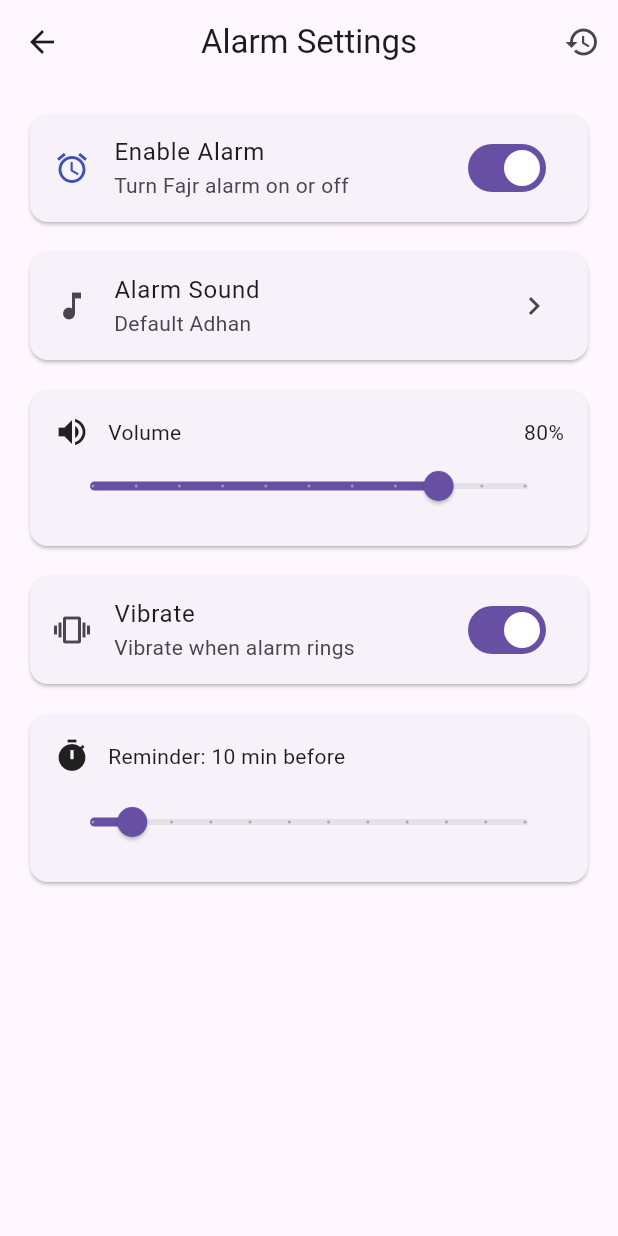
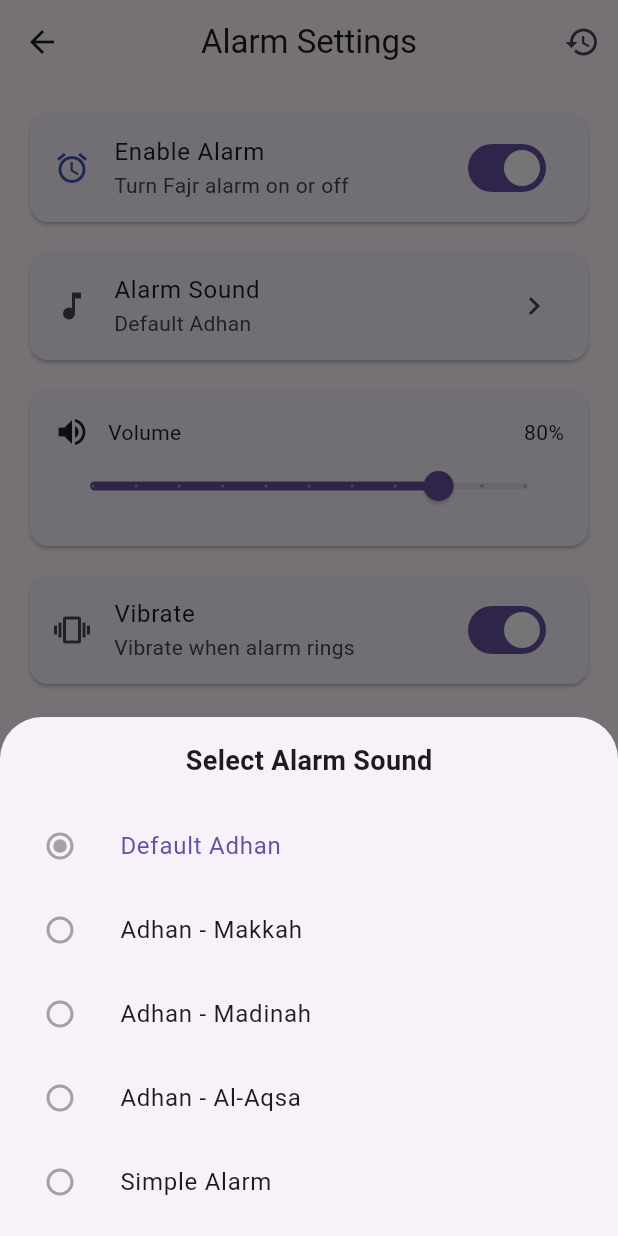
Before and after one commit to LebgaaAbderrahmane/fajr-app, a Flutter app: the SettingsScreen screen opened directly, after a tap on "Alarm Sound", on a phone screen of 412 x 824 dp. Run offline on Flutter 3.47's test engine with Material 3 defaults, Android fonts, the phone set to English and light mode, and no system bars; our stand-ins replace adhan, geocoding, geolocator, shared_preferences; accounts and stored records are empty.

Commit message:
fix: resolve build issues
- Enable core library desugaring for flutter_local_notifications
- Upgrade compileSdk to 36 for file_picker compatibility
- Replace file_picker with built-in sound selection (removed due to AGP conflicts)
- Fix deprecation warnings in settings screen
- Remove unused field in location setup screen

```diff
--- a/lib/screens/location_setup_screen.dart
+++ b/lib/screens/location_setup_screen.dart
@@ -14,7 +14,6 @@ class _LocationSetupScreenState extends State<LocationSetupScreen> {
   final TextEditingController _lonController = TextEditingController();
   final TextEditingController _cityController = TextEditingController();
 
-  bool _useAutoLocation = true;
   LocationData? _currentLocation;
   bool _isLoading = false;
   String? _error;
@@ -30,7 +29,6 @@ class _LocationSetupScreenState extends State<LocationSetupScreen> {
     final useAuto = await _locationService.getUseAutoLocation();
     final saved = await _locationService.getSavedLocation();
     setState(() {
-      _useAutoLocation = useAuto;
       _currentLocation = saved;
       if (saved != null && !useAuto) {
         _latController.text = saved.latitude.toString();
@@ -53,7 +51,6 @@ class _LocationSetupScreenState extends State<LocationSetupScreen> {
       await _locationService.setUseAutoLocation(true);
       setState(() {
         _currentLocation = location;
-        _useAutoLocation = true;
         _isLoading = false;
       });
       if (mounted) {
@@ -98,7 +95,6 @@ class _LocationSetupScreenState extends State<LocationSetupScreen> {
     await _locationService.setUseAutoLocation(false);
     setState(() {
       _currentLocation = location;
-      _useAutoLocation = false;
       _isLoading = false;
     });
 
--- a/lib/screens/settings_screen.dart
+++ b/lib/screens/settings_screen.dart
@@ -1,5 +1,4 @@
 import 'package:flutter/material.dart';
-import 'package:file_picker/file_picker.dart';
 import '../services/settings_service.dart';
 
 class SettingsScreen extends StatefulWidget {
@@ -13,6 +12,14 @@ class _SettingsScreenState extends State<SettingsScreen> {
   final SettingsService _settingsService = SettingsService();
   AlarmSettings _settings = const AlarmSettings();
   bool _isLoading = true;
+
+  final List<Map<String, String>> _alarmSounds = [
+    {'name': 'Default Adhan', 'path': 'default'},
+    {'name': 'Adhan - Makkah', 'path': 'makkah'},
+    {'name': 'Adhan - Madinah', 'path': 'madinah'},
+    {'name': 'Adhan - Al-Aqsa', 'path': 'alaqsa'},
+    {'name': 'Simple Alarm', 'path': 'simple'},
+  ];
 
   @override
   void initState() {
@@ -37,27 +44,52 @@ class _SettingsScreenState extends State<SettingsScreen> {
     }
   }
 
-  Future<void> _pickAlarmSound() async {
-    try {
-      FilePickerResult? result = await FilePicker.platform.pickFiles(
-        type: FileType.audio,
-      );
+  void _selectSound() {
+    showModalBottomSheet(
+      context: context,
+      builder: (context) {
+        return SafeArea(
+          child: Column(
+            mainAxisSize: MainAxisSize.min,
+            children: [
+              const Padding(
+                padding: EdgeInsets.all(16),
+                child: Text(
+                  'Select Alarm Sound',
+                  style: TextStyle(fontSize: 18, fontWeight: FontWeight.bold),
+                ),
+              ),
+              ..._alarmSounds.map(
+                (sound) => ListTile(
+                  leading: Radio<String>(
+                    value: sound['path']!,
+                    groupValue: _settings.alarmSoundPath,
+                    onChanged: null,
+                  ),
+                  title: Text(sound['name']!),
+                  selected: _settings.alarmSoundPath == sound['path'],
+                  onTap: () {
+                    setState(() {
+                      _settings = _settings.copyWith(alarmSoundPath: sound['path']!);
+                    });
+                    _saveSettings();
+                    Navigator.pop(context);
+                  },
+                ),
+              ),
+              const SizedBox(height: 8),
+            ],
+          ),
+        );
+      },
+    );
+  }
 
-      if (result != null && result.files.single.path != null) {
-        setState(() {
-          _settings = _settings.copyWith(
-            alarmSoundPath: result.files.single.path!,
-          );
-        });
-        await _saveSettings();
-      }
-    } catch (e) {
-      if (mounted) {
-        ScaffoldMessenger.of(context).showSnackBar(
-          SnackBar(content: Text('Error picking file: $e')),
-        );
-      }
+  String _getSoundDisplayName(String path) {
+    for (var sound in _alarmSounds) {
+      if (sound['path'] == path) return sound['name']!;
     }
+    return path;
   }
 
   void _resetToDefault() {
@@ -114,13 +146,9 @@ class _SettingsScreenState extends State<SettingsScreen> {
             child: ListTile(
               leading: const Icon(Icons.music_note),
               title: const Text('Alarm Sound'),
-              subtitle: Text(
-                _settings.alarmSoundPath == 'default'
-                    ? 'Default Adhan'
-                    : _settings.alarmSoundPath.split('/').last,
-              ),
+              subtitle: Text(_getSoundDisplayName(_settings.alarmSoundPath)),
               trailing: const Icon(Icons.chevron_right),
-              onTap: _pickAlarmSound,
+              onTap: _selectSound,
             ),
           ),
 
--- a/pubspec.yaml
+++ b/pubspec.yaml
@@ -31,8 +31,6 @@ dependencies:
   flutter:
     sdk: flutter
 
-  # The following adds the Cupertino Icons font to your application.
-  # Use with the CupertinoIcons class for iOS style icons.
   cupertino_icons: ^1.0.8
   geolocator: ^14.0.0
   geocoding: ^4.0.0
@@ -42,7 +40,6 @@ dependencies:
   permission_handler: ^11.4.0
   flutter_local_notifications: ^18.0.1
   intl: ^0.20.0
-  file_picker: ^8.2.1
 
 dev_dependencies:
   flutter_test:
```
Also changed, not shown: pubspec.lock, 2 other files.
